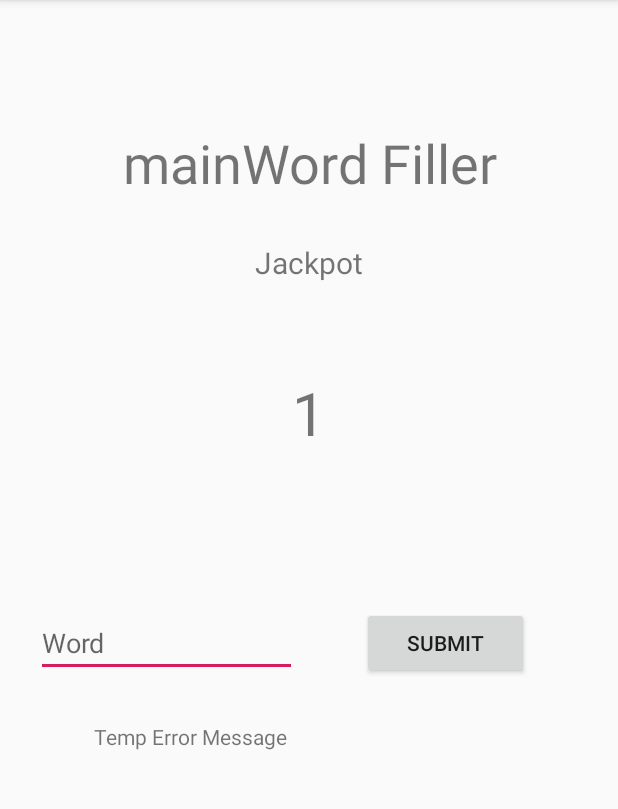
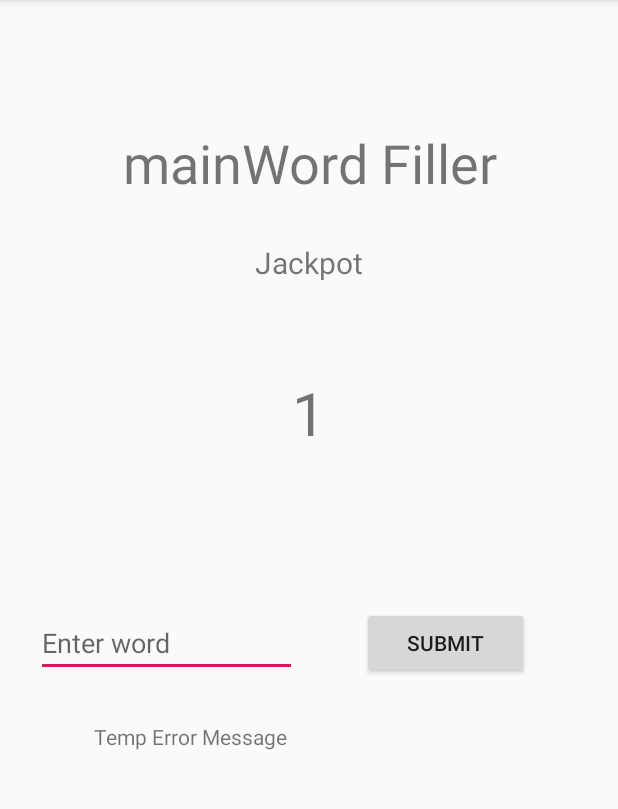
Before and after one commit to glie2/FreedomOfSpeech, an Android app: the GameActivity screen opened directly, with no data from a screen before it, after a tap on "SUBMIT", on a phone screen of 412 x 824 dp, the part 84-893 px from its top. Run offline under Robolectric (Android 15) with nearby library versions, the phone set to English and light mode, and no system bars.

```diff
--- a/app/src/main/AndroidManifest.xml
+++ b/app/src/main/AndroidManifest.xml
@@ -2,6 +2,8 @@
 <manifest xmlns:android="http://schemas.android.com/apk/res/android"
     xmlns:dist="http://schemas.android.com/apk/distribution"
     package="com.example.freedomofspeech">
+
+    <uses-permission android:name="android.permission.INTERNET"></uses-permission>
 
     <dist:module dist:instant="true" />
 
--- /dev/null
+++ b/app/src/main/java/com/example/freedomofspeech/Dictionary.java
@@ -0,0 +1,111 @@
+package com.example.freedomofspeech;
+
+import android.content.Context;
+import android.os.AsyncTask;
+import android.util.Log;
+import android.view.View;
+import android.widget.Toast;
+
+import com.google.gson.JsonObject;
+
+import org.json.JSONArray;
+import org.json.JSONException;
+import org.json.JSONObject;
+
+import java.io.BufferedReader;
+import java.io.Console;
+import java.io.InputStreamReader;
+import java.net.URL;
+
+import javax.net.ssl.HttpsURLConnection;
+
+public class Dictionary extends AsyncTask<String, Integer, String> {
+
+    final String app_id = "7da47597";
+    final String app_key = "02d7cff77f571e601bc6b3e74f6e410f";
+    String myurl;
+    Context context;
+
+    boolean validity;
+
+
+ //   private GameActivity guessBoxInstance;
+   // public Dictionary(GameActivity a) {
+  //      guessBoxInstance = a;
+   // }
+
+    Dictionary(Context context) {
+        this.context = context;
+    }
+
+    @Override
+    protected String doInBackground(String... params) {
+        myurl = params[0];
+        try {
+
+            URL url = new URL(myurl);
+
+            HttpsURLConnection urlConnection = (HttpsURLConnection) url.openConnection();
+            urlConnection.setRequestProperty("Accept","application/json");
+            urlConnection.setRequestProperty("app_id",app_id);
+            urlConnection.setRequestProperty("app_key",app_key);
+
+            // read the output from the server
+            BufferedReader reader = new BufferedReader(new InputStreamReader(urlConnection.getInputStream()));
+            StringBuilder stringBuilder = new StringBuilder();
+
+            String line = null;
+            while ((line = reader.readLine()) != null) {
+                stringBuilder.append(line + "\n");
+            }
+            Log.d("setting", "reached line 61");
+
+            JSONObject js = new JSONObject(stringBuilder.toString());
+            Log.d("setting", "reached line 79");
+            validity = true;
+
+            return stringBuilder.toString();
+
+        }
+        catch (Exception e) {
+            e.printStackTrace();
+            return e.toString();
+        }
+    }
+
+
+    @Override
+    protected void onPostExecute(String s) {
+        super.onPostExecute(s);
+
+        String def;
+  /*      try {
+
+
+            JSONArray results = js.getJSONArray("results");
+
+            JSONObject lEntries = results.getJSONObject(0);
+            JSONArray laArray = lEntries.getJSONArray("lexicalEntries");
+
+            JSONObject entries = laArray.getJSONObject(0);
+            JSONArray e = entries.getJSONArray("entries");
+
+            JSONObject jsonObject = e.getJSONObject(0);
+            JSONArray sensesArray = jsonObject.getJSONArray("senses");
+
+            JSONObject d = sensesArray.getJSONObject(0);
+            JSONArray de = d.getJSONArray("definitions");
+
+
+
+            def = de.getString(0);
+            a.errorMessage.setText(def);
+            Toast.makeText(context,def,Toast.LENGTH_SHORT).show();
+
+
+        } catch (JSONException e) {
+
+          //  e.printStackTrace();
+        }*/
+    }
+}
--- a/app/src/main/java/com/example/freedomofspeech/GameActivity.java
+++ b/app/src/main/java/com/example/freedomofspeech/GameActivity.java
@@ -3,49 +3,99 @@ package com.example.freedomofspeech;
 import androidx.appcompat.app.AppCompatActivity;
 
 import android.os.Bundle;
+import android.util.Log;
 import android.view.View;
 import android.widget.Button;
 import android.widget.EditText;
 import android.widget.TextView;
 
-import com.google.gson.Gson;
-import com.google.gson.GsonBuilder;
-import com.google.gson.JsonElement;
-import com.google.gson.JsonParser;
 
-public class GameActivity extends AppCompatActivity {
+public class GameActivity extends AppCompatActivity implements View.OnClickListener {
 
     TextView mainWord;
     TextView jackpotNumber;
     TextView errorMessage;
     EditText guessBox;
     Button submitButton;
+    TextView defBox;
+
+
+    String url;
 
     @Override
     protected void onCreate(Bundle savedInstanceState) {
         super.onCreate(savedInstanceState);
         setContentView(R.layout.activity_game);
 
+        url = dictionaryEntries();
+
         mainWord = findViewById(R.id.mainWord);
         jackpotNumber = findViewById(R.id.jackpotNumber);
         errorMessage = findViewById(R.id.errorMessage);
-        guessBox = findViewById(R.id.guessBox);
+
         submitButton = findViewById(R.id.submitButton);
 
         //Initial State
         jackpotNumber.setText("1");
 
-        submitButton.setOnClickListener(new View.OnClickListener() {
+        submitButton.setOnClickListener(this);
+
+
+
+  /*      submitButton.setOnClickListener(new View.OnClickListener() {
             @Override
             public void onClick(View v) {
+
+
                 /**
                  * When the submit button is clicked :
                  *
                  * 1) call Dictionary method to check if word is valid or not
                  * 2) If valid, increase jackpot counter and move onto next player screen
                  * 3) If invalid, display error message and refresh screen
-                 */
+                 *
             }
         });
+        */
     }
+
+    public void onClick(View v) {
+        switch (v.getId()) {
+            case R.id.submitButton:
+                guessBox = findViewById(R.id.guessBox);
+                String word = guessBox.getText().toString();
+                Log.d("shit", word);
+                final String word_id = word.toLowerCase();
+                url += word_id;
+                Dictionary myDictionaryRequest = new Dictionary(this);
+                myDictionaryRequest.execute(url);
+                try {
+                    Thread.sleep(5000);
+                } catch (Exception e) {
+                    Thread.currentThread().interrupt();
+                }
+                Log.d("fuck", Boolean.toString(myDictionaryRequest.validity));
+                /*
+                if (myDictionaryRequest.validity) {
+                    // clear word, bring to top, next player
+                } else {
+                    // display error message
+                }
+                break;
+            case R.id.jackpotNumber:
+            */
+
+        }
+    }
+
+
+
+    private String dictionaryEntries() {
+
+        final String language = "en";
+      //  final String word = "ace";
+        // dictionary is case-sensitive, so this fixes it
+        return "https://od-api.oxforddictionaries.com:443/api/v2/lemmas/" + language + "/";
+    }
+
 }
--- a/app/src/main/res/layout/activity_game.xml
+++ b/app/src/main/res/layout/activity_game.xml
@@ -32,7 +32,7 @@
         android:layout_marginTop="8dp"
         android:layout_marginBottom="8dp"
         android:ems="10"
-        android:hint="Word"
+        android:hint="Enter word"
         android:inputType="textNoSuggestions|textPersonName"
         app:layout_constraintBottom_toBottomOf="parent"
         app:layout_constraintStart_toStartOf="parent"
@@ -47,6 +47,7 @@
         android:layout_marginTop="8dp"
         android:layout_marginEnd="24dp"
         android:layout_marginBottom="8dp"
+        android:onClick="requestApiButtonClick"
         android:text="Submit"
         app:layout_constraintBottom_toBottomOf="parent"
         app:layout_constraintEnd_toEndOf="parent"
```
